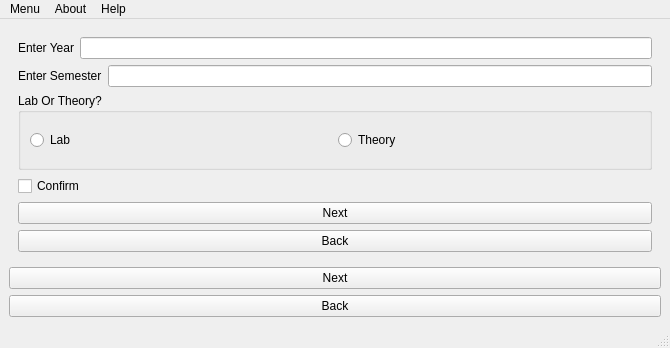
First picture: the form in sfo.ui, repository Abir-Tx/StudyFolderOrganizer-GUI, before the edit.
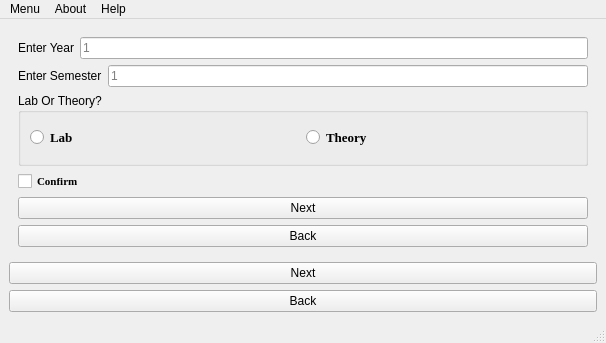
Second picture: the form after the edit. The open tabs and pages were chosen to show the change. Icons and pictures are not drawn.

```diff
--- a/sfo.ui
+++ b/sfo.ui
@@ -6,8 +6,8 @@
    <rect>
     <x>0</x>
     <y>0</y>
-    <width>670</width>
-    <height>348</height>
+    <width>606</width>
+    <height>343</height>
    </rect>
   </property>
   <property name="windowTitle">
@@ -109,7 +109,14 @@
              </widget>
             </item>
             <item>
-             <widget class="QLineEdit" name="year"/>
+             <widget class="QLineEdit" name="year">
+              <property name="toolTip">
+               <string>Enter a numeric digit of the year you ie. enter 1 if you are in 1st year of the university </string>
+              </property>
+              <property name="placeholderText">
+               <string>1</string>
+              </property>
+             </widget>
             </item>
            </layout>
           </item>
@@ -123,7 +130,14 @@
              </widget>
             </item>
             <item>
-             <widget class="QLineEdit" name="semester"/>
+             <widget class="QLineEdit" name="semester">
+              <property name="toolTip">
+               <string>Enter numeric value of your semester ie. enter 1 if you are in 1st semester </string>
+              </property>
+              <property name="placeholderText">
+               <string>1</string>
+              </property>
+             </widget>
             </item>
            </layout>
           </item>
@@ -137,6 +151,14 @@
               <layout class="QHBoxLayout" name="horizontalLayout_6">
                <item>
                 <widget class="QRadioButton" name="labradio">
+                 <property name="font">
+                  <font>
+                   <family>Georgia</family>
+                   <pointsize>10</pointsize>
+                   <weight>75</weight>
+                   <bold>true</bold>
+                  </font>
+                 </property>
                  <property name="text">
                   <string>Lab</string>
                  </property>
@@ -144,6 +166,14 @@
                </item>
                <item>
                 <widget class="QRadioButton" name="theoryradio">
+                 <property name="font">
+                  <font>
+                   <family>Georgia</family>
+                   <pointsize>10</pointsize>
+                   <weight>75</weight>
+                   <bold>true</bold>
+                  </font>
+                 </property>
                  <property name="text">
                   <string>Theory</string>
                  </property>
@@ -158,6 +188,20 @@
         </item>
         <item>
          <widget class="QCheckBox" name="checkBox">
+          <property name="font">
+           <font>
+            <family>Times New Roman</family>
+            <pointsize>8</pointsize>
+            <weight>75</weight>
+            <bold>true</bold>
+           </font>
+          </property>
+          <property name="toolTip">
+           <string>Confirm these configurations</string>
+          </property>
+          <property name="styleSheet">
+           <string notr="true"/>
+          </property>
           <property name="text">
            <string>Confirm</string>
           </property>
@@ -341,8 +385,8 @@
     <rect>
      <x>0</x>
      <y>0</y>
-     <width>670</width>
-     <height>20</height>
+     <width>606</width>
+     <height>21</height>
     </rect>
    </property>
    <widget class="QMenu" name="menuExit">
```
Left out of the diff: 64 changed lines with no effect on the pictures.
